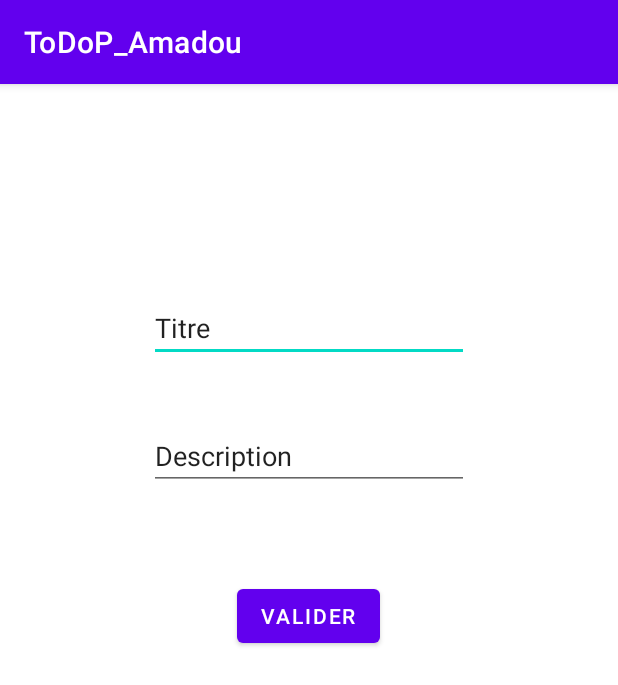
After one commit to P-amadou/TpAndroidStudio, an Android app: the TaskActivity screen opened directly, with no data from a screen before it, on a phone screen of 412 x 824 dp. The commit adds this screen. Shown: the top 685 px of the screen. Run offline under Robolectric (Android 15) with nearby library versions, the phone set to English and light mode, and no system bars.

Commit message:
TP1 Final Version + TP2 mid + TP3 start
Finish TP2+Fix plugin TP3

```diff
--- a/ToDoP_Amadou/app/src/main/AndroidManifest.xml
+++ b/ToDoP_Amadou/app/src/main/AndroidManifest.xml
@@ -1,6 +1,7 @@
 <?xml version="1.0" encoding="utf-8"?>
 <manifest xmlns:android="http://schemas.android.com/apk/res/android"
     package="com.example.p_amadou.todo">
+    <uses-permission android:name="android.permission.INTERNET" />
 
     <application
         android:allowBackup="true"
@@ -16,6 +17,8 @@
                 <category android:name="android.intent.category.LAUNCHER" />
             </intent-filter>
         </activity>
+        <activity android:name=".task.TaskActivity">
+        </activity>
     </application>
 
 </manifest>
--- a/ToDoP_Amadou/app/src/main/java/com/example/p_amadou/todo/MainActivity.kt
+++ b/ToDoP_Amadou/app/src/main/java/com/example/p_amadou/todo/MainActivity.kt
@@ -2,6 +2,9 @@ package com.example.p_amadou.todo
 
 import androidx.appcompat.app.AppCompatActivity
 import android.os.Bundle
+import android.content.Intent
+import com.example.p_amadou.todo.tasklist.Task
+
 
 class MainActivity : AppCompatActivity() {
     override fun onCreate(savedInstanceState: Bundle?) {
--- /dev/null
+++ b/ToDoP_Amadou/app/src/main/java/com/example/p_amadou/todo/task/TaskActivity.kt
@@ -0,0 +1,37 @@
+package com.example.p_amadou.todo.task
+
+import android.app.Activity
+import android.content.Intent
+import android.os.Bundle
+import androidx.appcompat.app.AppCompatActivity
+import com.example.p_amadou.todo.MainActivity
+import com.example.p_amadou.todo.databinding.FullTaskBinding
+import com.example.p_amadou.todo.tasklist.Task
+import java.util.*
+
+
+class TaskActivity: AppCompatActivity() {
+    companion object {
+        const val ADD_TASK_REQUEST_CODE = 666
+        const val TASK_KEY:String="NEW_TASK"
+        const val EDIT_TASK_REQUEST_CODE = 42
+
+    }
+
+    override fun onCreate(savedInstanceState: Bundle?) {
+        super.onCreate(savedInstanceState)
+        val binding = FullTaskBinding.inflate(layoutInflater)
+        val viewBind=binding.root
+        setContentView(viewBind)
+        binding.btnValider.setOnClickListener{
+            val titre: String = binding.editTextTitre.text.toString()
+            val description : String = binding.editTextDescription.text.toString()
+            val newTask = Task(id = UUID.randomUUID().toString(), title = titre,description = description)
+            intent.putExtra(TASK_KEY,newTask)
+            setResult(RESULT_OK,intent)
+            finish()
+        }
+    }
+
+
+}
--- a/ToDoP_Amadou/app/src/main/java/com/example/p_amadou/todo/tasklist/Task.kt
+++ b/ToDoP_Amadou/app/src/main/java/com/example/p_amadou/todo/tasklist/Task.kt
@@ -1,3 +1,5 @@
 package com.example.p_amadou.todo.tasklist
 
-data class Task(val id: String ,val title: String,val description: String ="" )
+import java.io.Serializable
+
+data class Task(val id: String ,val title: String,val description: String ="default description" ) : Serializable
--- /dev/null
+++ b/ToDoP_Amadou/app/src/main/res/layout/full_task.xml
@@ -0,0 +1,47 @@
+<?xml version="1.0" encoding="utf-8"?>
+<androidx.constraintlayout.widget.ConstraintLayout
+    xmlns:android="http://schemas.android.com/apk/res/android"
+    xmlns:app="http://schemas.android.com/apk/res-auto"
+    xmlns:tools="http://schemas.android.com/tools"
+    android:layout_width="match_parent"
+    android:layout_height="match_parent">
+
+    <EditText
+        android:id="@+id/editTextTitre"
+        android:layout_width="wrap_content"
+        android:layout_height="wrap_content"
+        android:layout_marginTop="140dp"
+        android:autofillHints=""
+        android:ems="10"
+        android:inputType="textPersonName"
+        android:text="Titre"
+        app:layout_constraintEnd_toEndOf="parent"
+        app:layout_constraintStart_toStartOf="parent"
+        app:layout_constraintTop_toTopOf="parent"
+        tools:ignore="MissingConstraints" />
+
+    <EditText
+        android:id="@+id/editTextDescription"
+        android:layout_width="wrap_content"
+        android:layout_height="wrap_content"
+        android:layout_marginTop="40dp"
+        android:ems="10"
+        android:inputType="textPersonName"
+        android:text="Description"
+        app:layout_constraintEnd_toEndOf="parent"
+        app:layout_constraintStart_toStartOf="parent"
+        app:layout_constraintTop_toBottomOf="@+id/editTextTitre"
+        tools:ignore="MissingConstraints" />
+
+    <Button
+        android:id="@+id/btnValider"
+        android:layout_width="wrap_content"
+        android:layout_height="wrap_content"
+        android:layout_marginTop="60dp"
+        android:text="Valider"
+        app:layout_constraintEnd_toEndOf="parent"
+        app:layout_constraintHorizontal_bias="0.498"
+        app:layout_constraintStart_toStartOf="parent"
+        app:layout_constraintTop_toBottomOf="@+id/editTextDescription"
+        tools:ignore="HardcodedText,MissingConstraints" />
+</androidx.constraintlayout.widget.ConstraintLayout>
--- a/ToDoP_Amadou/app/src/main/res/values/strings.xml
+++ b/ToDoP_Amadou/app/src/main/res/values/strings.xml
@@ -1,4 +1,4 @@
 <resources>
     <string name="app_name">ToDoP_Amadou</string>
-    <string name="fab">FAB</string>
+    <string name="fab">Add task</string>
 </resources>
```
Also changed, not shown: ToDoP_Amadou/app/build.gradle (+29 -1 lines), ToDoP_Amadou/app/src/main/java/com/example/p_amadou/todo/network/Api.kt (added, +36 -0 lines), ToDoP_Amadou/app/src/main/java/com/example/p_amadou/todo/tasklist/TaskListAdapter.kt (+26 -14 lines), ToDoP_Amadou/app/src/main/java/com/example/p_amadou/todo/tasklist/TaskListFragment.kt (+45 -16 lines), ToDoP_Amadou/app/src/main/res/layout/fragment_task_list.xml (+15 -16 lines), ToDoP_Amadou/app/src/main/res/layout/item_task.xml (+13 -0 lines).
